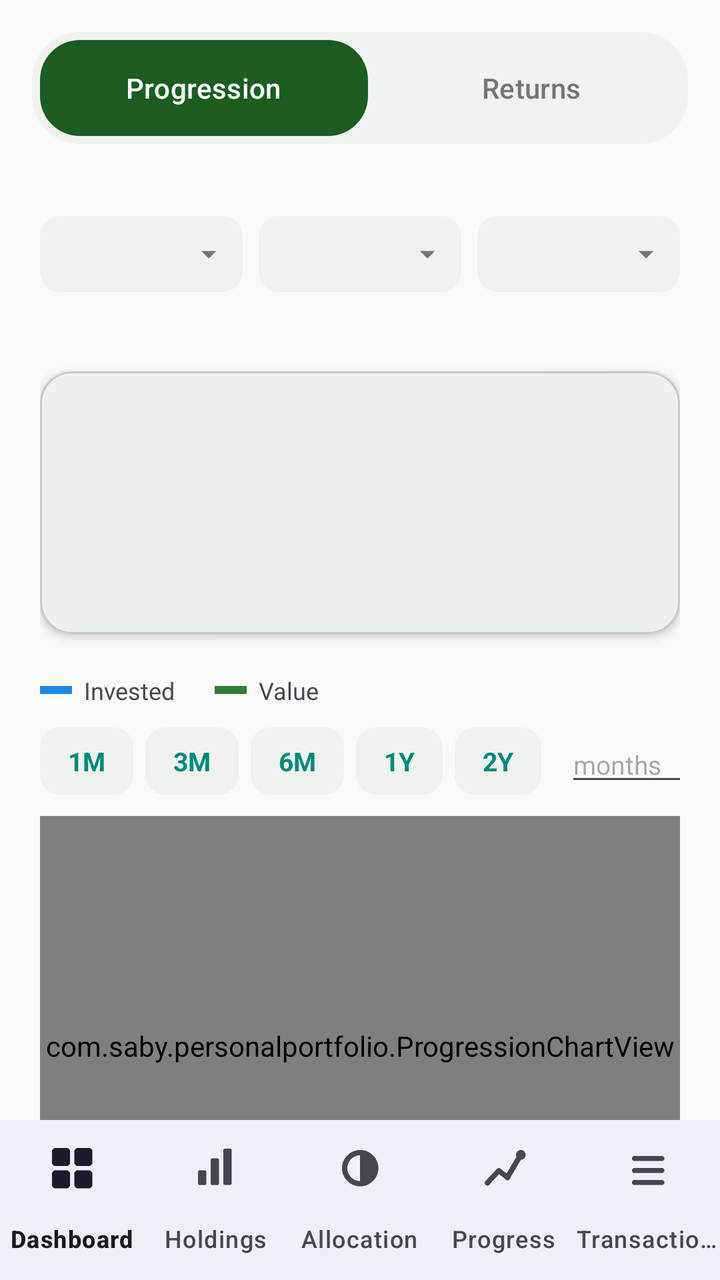
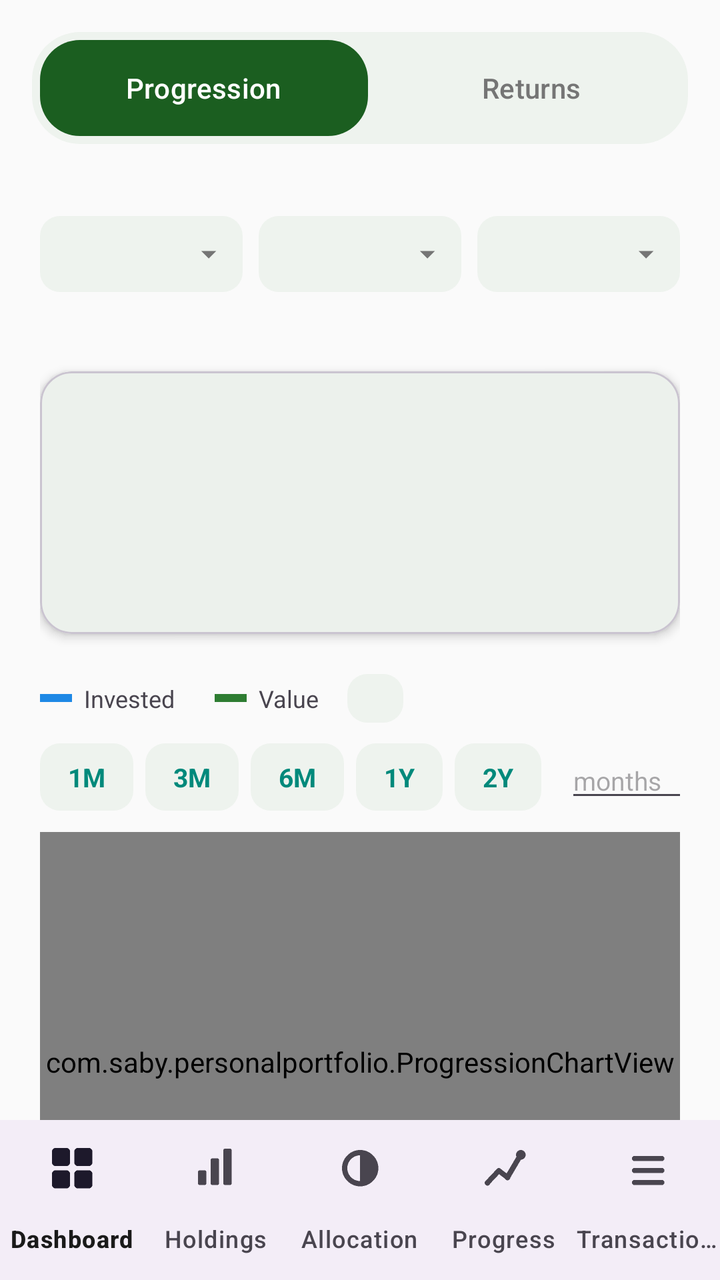

Two renders of the same Android screen: before a commit and after it. Below are the layout's source before the change and the commit's diff.
<!-- AndroidManifest.xml: application theme Theme.PersonalPortfolio -->
<!-- res/layout/activity_progression.xml -->
<?xml version="1.0" encoding="utf-8"?>
<LinearLayout xmlns:android="http://schemas.android.com/apk/res/android"
    xmlns:app="http://schemas.android.com/apk/res-auto"
    android:layout_width="match_parent"
    android:layout_height="match_parent"
    android:orientation="vertical">

    
    <com.google.android.material.tabs.TabLayout
        android:id="@+id/progressionSectionTabLayout"
        android:layout_width="match_parent"
        android:layout_height="wrap_content"
        android:layout_margin="16dp"
        android:layout_marginBottom="0dp"
        android:background="@drawable/tab_bar_background"
        android:padding="4dp"
        app:tabBackground="@android:color/transparent"
        app:tabIndicator="@drawable/tab_indicator_pill"
        app:tabIndicatorAnimationMode="elastic"
        app:tabIndicatorFullWidth="true"
        app:tabIndicatorGravity="stretch"
        app:tabIndicatorColor="@color/colorPrimary"
        app:tabRippleColor="@null"
        app:tabPaddingTop="6dp"
        app:tabPaddingBottom="6dp"
        app:tabTextColor="@color/colorNeutral"
        app:tabSelectedTextColor="@color/colorOnPrimary"
        app:tabMode="fixed"
        app:tabGravity="fill">

        <com.google.android.material.tabs.TabItem
            android:layout_width="wrap_content"
            android:layout_height="wrap_content"
            android:text="Progression" />

        <com.google.android.material.tabs.TabItem
            android:layout_width="wrap_content"
            android:layout_height="wrap_content"
            android:text="Returns" />

    </com.google.android.material.tabs.TabLayout>

    <androidx.core.widget.NestedScrollView
        android:layout_width="match_parent"
        android:layout_height="0dp"
        android:layout_weight="1"
        android:fillViewport="true">

        <LinearLayout
            android:layout_width="match_parent"
            android:layout_height="wrap_content"
            android:orientation="vertical"
            android:padding="20dp">

            
            <LinearLayout
                android:layout_width="match_parent"
                android:layout_height="wrap_content"
                android:orientation="horizontal">

                <TextView
                    android:id="@+id/progressionMemberTab"
                    style="@style/ProgressionDropdownTab"
                    android:layout_width="0dp"
                    android:layout_weight="1" />

                <TextView
                    android:id="@+id/progressionAxisTab"
                    style="@style/ProgressionDropdownTab"
                    android:layout_width="0dp"
                    android:layout_weight="1"
                    android:layout_marginStart="8dp" />

                <TextView
                    android:id="@+id/progressionCurrencyTab"
                    style="@style/ProgressionDropdownTab"
                    android:layout_width="0dp"
                    android:layout_weight="1"
                    android:layout_marginStart="8dp" />

            </LinearLayout>

            <TextView
                android:id="@+id/progressionStatusText"
                android:layout_width="match_parent"
                android:layout_height="wrap_content"
                android:layout_marginTop="10dp"
                android:textSize="13sp"
                android:textColor="@color/colorNeutral" />

            
            <include
                android:id="@+id/progressionStatsCard"
                layout="@layout/include_stats_card"
                android:layout_width="match_parent"
                android:layout_height="wrap_content"
                android:layout_marginTop="12dp" />

            
            <LinearLayout
                android:layout_width="match_parent"
                android:layout_height="wrap_content"
                android:layout_marginTop="20dp"
                android:orientation="horizontal"
                android:gravity="center_vertical">

                <View
                    android:layout_width="16dp"
                    android:layout_height="4dp"
                    android:background="@color/colorProgressionInvested" />

                <TextView
                    android:layout_width="wrap_content"
                    android:layout_height="wrap_content"
                    android:layout_marginStart="6dp"
                    android:text="Invested"
                    android:textSize="12sp" />

                <View
                    android:layout_width="16dp"
                    android:layout_height="4dp"
                    android:layout_marginStart="20dp"
                    android:background="@color/colorGain" />

                <TextView
                    android:layout_width="wrap_content"
                    android:layout_height="wrap_content"
                    android:layout_marginStart="6dp"
                    android:text="Value"
                    android:textSize="12sp" />

                <TextView
                    android:id="@+id/progressionResetZoomButton"
                    android:layout_width="0dp"
                    android:layout_height="wrap_content"
                    android:layout_weight="1"
                    android:gravity="end"
                    android:text="Reset zoom ↺"
                    android:textSize="12sp"
                    android:textStyle="bold"
                    android:textColor="?attr/colorPrimary"
                    android:padding="4dp"
                    android:visibility="gone"
                    android:background="?attr/selectableItemBackground" />

            </LinearLayout>

            
            <HorizontalScrollView
                android:layout_width="match_parent"
                android:layout_height="wrap_content"
                android:layout_marginTop="10dp"
                android:scrollbars="none">

                <LinearLayout
                    android:layout_width="wrap_content"
                    android:layout_height="wrap_content"
                    android:orientation="horizontal"
                    android:gravity="center_vertical">

                    <TextView
                        android:id="@+id/progressionZoom1M"
                        style="@style/ActionChip"
                        android:layout_width="wrap_content"
                        android:layout_marginEnd="6dp"
                        android:text="1M" />

                    <TextView
                        android:id="@+id/progressionZoom3M"
                        style="@style/ActionChip"
                        android:layout_width="wrap_content"
                        android:layout_marginEnd="6dp"
                        android:text="3M" />

                    <TextView
                        android:id="@+id/progressionZoom6M"
                        style="@style/ActionChip"
                        android:layout_width="wrap_content"
                        android:layout_marginEnd="6dp"
                        android:text="6M" />

                    <TextView
                        android:id="@+id/progressionZoom1Y"
                        style="@style/ActionChip"
                        android:layout_width="wrap_content"
                        android:layout_marginEnd="6dp"
                        android:text="1Y" />

                    <TextView
                        android:id="@+id/progressionZoom2Y"
                        style="@style/ActionChip"
                        android:layout_width="wrap_content"
                        android:layout_marginEnd="6dp"
                        android:text="2Y" />

                    <EditText
                        android:id="@+id/progressionZoomMonthsInput"
                        android:layout_width="64dp"
                        android:layout_height="wrap_content"
                        android:layout_marginStart="6dp"
                        android:hint="months"
                        android:textSize="13sp"
                        android:inputType="number"
                        android:maxLength="3"
                        android:imeOptions="actionGo"
                        android:singleLine="true" />

                    <TextView
                        android:id="@+id/progressionZoomCustomGo"
                        style="@style/ActionChip"
                        android:layout_width="wrap_content"
                        android:layout_marginStart="6dp"
                        android:text="Zoom" />

                </LinearLayout>
            </HorizontalScrollView>

            <com.saby.personalportfolio.ProgressionChartView
                android:id="@+id/progressionChart"
                android:layout_width="match_parent"
                android:layout_height="230dp"
                android:layout_marginTop="10dp" />

            <TextView
                android:layout_width="match_parent"
                android:layout_height="wrap_content"
                android:layout_marginTop="4dp"
                android:text="Tap a range above or pinch to zoom · drag the chart to scroll through time once zoomed · double-tap to reset"
                android:textSize="11sp"
                android:gravity="center"
                android:textColor="@color/colorNeutral" />

            
            <SeekBar
                android:id="@+id/progressionSeekBar"
                android:layout_width="match_parent"
                android:layout_height="wrap_content"
                android:layout_marginTop="4dp"
                android:paddingTop="10dp"
                android:paddingBottom="10dp"
                android:progressDrawable="@drawable/progression_seekbar_track"
                android:thumb="@drawable/progression_seekbar_thumb"
                android:splitTrack="false" />

        </LinearLayout>

    </androidx.core.widget.NestedScrollView>

    <com.google.android.material.bottomnavigation.BottomNavigationView
        android:id="@+id/bottomNav"
        android:layout_width="match_parent"
        android:layout_height="wrap_content"
        app:menu="@menu/bottom_nav_menu"
        app:labelVisibilityMode="labeled" />

</LinearLayout>
<!-- res/layout/include_stats_card.xml (included above) -->
<?xml version="1.0" encoding="utf-8"?>
<com.google.android.material.card.MaterialCardView xmlns:android="http://schemas.android.com/apk/res/android"
    xmlns:app="http://schemas.android.com/apk/res-auto"
    android:layout_width="match_parent"
    android:layout_height="wrap_content"
    app:cardCornerRadius="16dp"
    app:cardElevation="3dp">

    <LinearLayout
        android:layout_width="match_parent"
        android:layout_height="wrap_content"
        android:orientation="vertical"
        android:padding="20dp">

        <TextView
            android:id="@+id/statsCardDate"
            android:layout_width="match_parent"
            android:layout_height="wrap_content"
            android:textSize="14sp"
            android:textColor="@color/colorNeutral"
            android:textStyle="bold"
            android:visibility="gone" />

        <TextView
            android:id="@+id/statsCardValue"
            android:layout_width="match_parent"
            android:layout_height="wrap_content"
            android:layout_marginTop="4dp"
            android:textSize="28sp"
            android:textStyle="bold" />

        <TextView
            android:id="@+id/statsCardGain"
            android:layout_width="match_parent"
            android:layout_height="wrap_content"
            android:layout_marginTop="8dp"
            android:textSize="15sp"
            android:textStyle="bold" />

        
        <LinearLayout
            android:id="@+id/statsCardPeriodGainsRow"
            android:layout_width="match_parent"
            android:layout_height="wrap_content"
            android:layout_marginTop="10dp"
            android:orientation="horizontal"
            android:visibility="gone">

            <LinearLayout
                android:id="@+id/statsCardPeriodGainDayChip"
                android:layout_width="0dp"
                android:layout_height="wrap_content"
                android:layout_weight="1"
                android:layout_marginEnd="6dp"
                android:orientation="vertical"
                android:gravity="center"
                android:padding="8dp"
                android:background="@drawable/bg_period_gain_chip"
                android:clickable="true"
                android:focusable="true">

                <TextView
                    android:layout_width="wrap_content"
                    android:layout_height="wrap_content"
                    android:text="Day"
                    android:textSize="11sp"
                    android:textColor="@color/colorNeutral" />

                <TextView
                    android:id="@+id/statsCardPeriodGainDayAmount"
                    android:layout_width="wrap_content"
                    android:layout_height="wrap_content"
                    android:layout_marginTop="2dp"
                    android:textSize="13sp"
                    android:textStyle="bold" />

                <TextView
                    android:id="@+id/statsCardPeriodGainDayPercent"
                    android:layout_width="wrap_content"
                    android:layout_height="wrap_content"
                    android:textSize="11sp" />

            </LinearLayout>

            <LinearLayout
                android:id="@+id/statsCardPeriodGainYearChip"
                android:layout_width="0dp"
                android:layout_height="wrap_content"
                android:layout_weight="1"
                android:layout_marginEnd="6dp"
                android:orientation="vertical"
                android:gravity="center"
                android:padding="8dp"
                android:background="@drawable/bg_period_gain_chip"
                android:clickable="true"
                android:focusable="true">

                <TextView
                    android:layout_width="wrap_content"
                    android:layout_height="wrap_content"
                    android:text="1 year"
                    android:textSize="11sp"
                    android:textColor="@color/colorNeutral" />

                <TextView
                    android:id="@+id/statsCardPeriodGainYearAmount"
                    android:layout_width="wrap_content"
                    android:layout_height="wrap_content"
                    android:layout_marginTop="2dp"
                    android:textSize="13sp"
                    android:textStyle="bold" />

                <TextView
                    android:id="@+id/statsCardPeriodGainYearPercent"
                    android:layout_width="wrap_content"
                    android:layout_height="wrap_content"
                    android:textSize="11sp" />

            </LinearLayout>

            <LinearLayout
                android:id="@+id/statsCardPeriodGainCalendarYearChip"
                android:layout_width="0dp"
                android:layout_height="wrap_content"
                android:layout_weight="1"
                android:orientation="vertical"
                android:gravity="center"
                android:padding="8dp"
                android:background="@drawable/bg_period_gain_chip"
                android:clickable="true"
                android:focusable="true">

                <TextView
                    android:layout_width="wrap_content"
                    android:layout_height="wrap_content"
                    android:text="Calendar year"
                    android:textSize="11sp"
                    android:textColor="@color/colorNeutral" />

                <TextView
                    android:id="@+id/statsCardPeriodGainCalendarYearAmount"
                    android:layout_width="wrap_content"
                    android:layout_height="wrap_content"
                    android:layout_marginTop="2dp"
                    android:textSize="13sp"
                    android:textStyle="bold" />

                <TextView
                    android:id="@+id/statsCardPeriodGainCalendarYearPercent"
                    android:layout_width="wrap_content"
                    android:layout_height="wrap_content"
                    android:textSize="11sp" />

            </LinearLayout>

        </LinearLayout>

        <TextView
            android:id="@+id/statsCardInvested"
            android:layout_width="match_parent"
            android:layout_height="wrap_content"
            android:layout_marginTop="12dp"
            android:textSize="13sp"
            android:textColor="@color/colorNeutral"
            android:visibility="gone" />

        <TextView
            android:id="@+id/statsCardXirr"
            android:layout_width="match_parent"
            android:layout_height="wrap_content"
            android:layout_marginTop="4dp"
            android:textSize="13sp"
            android:textColor="@color/colorNeutral" />

        <TextView
            android:id="@+id/statsCardCount"
            android:layout_width="match_parent"
            android:layout_height="wrap_content"
            android:layout_marginTop="10dp"
            android:textSize="12sp"
            android:textColor="@color/colorNeutral"
            android:visibility="gone" />

    </LinearLayout>

</com.google.android.material.card.MaterialCardView>
<!-- resources referenced by this layout -->
<resources>
  <color name="colorGain">#2E7D32</color>
  <color name="colorNeutral">#757575</color>
  <color name="colorOnPrimary">#FFFFFF</color>
  <color name="colorPrimary">#1B5E20</color>
  <color name="colorProgressionInvested">#1E88E5</color>
  <!-- drawable bg_period_gain_chip (drawable) -->
  <?xml version="1.0" encoding="utf-8"?>
  <shape xmlns:android="http://schemas.android.com/apk/res/android"
      android:shape="rectangle">
      <corners android:radius="10dp" />
      <solid android:color="@color/colorNeutralBg" />
  </shape>
  <!-- drawable progression_seekbar_thumb (drawable) -->
  <?xml version="1.0" encoding="utf-8"?>
  <shape xmlns:android="http://schemas.android.com/apk/res/android"
      android:shape="oval">
      <solid android:color="@color/colorPrimary" />
      <size android:width="30dp" android:height="30dp" />
      <stroke android:width="4dp" android:color="@color/colorSurface" />
  </shape>
  <!-- drawable tab_bar_background (drawable) -->
  <?xml version="1.0" encoding="utf-8"?>
  <shape xmlns:android="http://schemas.android.com/apk/res/android"
      android:shape="rectangle">
      <solid android:color="@color/colorSurfaceVariant" />
      <corners android:radius="24dp" />
  </shape>
  <!-- drawable tab_indicator_pill (drawable) -->
  <?xml version="1.0" encoding="utf-8"?>
  <shape xmlns:android="http://schemas.android.com/apk/res/android"
      android:shape="rectangle">
      <solid android:color="@color/colorPrimary" />
      <corners android:radius="20dp" />
  </shape>
  <style name="ActionChip">
          <item name="android:layout_height">wrap_content</item>
          <item name="android:paddingStart">14dp</item>
          <item name="android:paddingEnd">14dp</item>
          <item name="android:paddingTop">8dp</item>
          <item name="android:paddingBottom">8dp</item>
          <item name="android:background">@drawable/dropdown_tab_background</item>
          <item name="android:textSize">13sp</item>
          <item name="android:textStyle">bold</item>
          <item name="android:textColor">@color/colorSecondary</item>
          <item name="android:gravity">center</item>
          <item name="android:clickable">true</item>
          <item name="android:focusable">true</item>
      </style>
  <color name="colorNeutralBg">#EDEDED</color>
  <color name="colorSurface">#FFFFFF</color>
  <color name="colorSurfaceVariant">#EEF3EE</color>
  <!-- drawable dropdown_tab_background (drawable) -->
  <?xml version="1.0" encoding="utf-8"?>
  <shape xmlns:android="http://schemas.android.com/apk/res/android"
      android:shape="rectangle">
      <solid android:color="@color/colorSurfaceVariant" />
      <corners android:radius="10dp" />
  </shape>
  <color name="colorSecondary">#00897B</color>
  <color name="colorOnSurface">#1A1A1A</color>
  <!-- drawable ic_dropdown_caret (drawable) -->
  <vector xmlns:android="http://schemas.android.com/apk/res/android"
      android:width="18dp"
      android:height="18dp"
      android:viewportWidth="24"
      android:viewportHeight="24">
      <path
          android:fillColor="#757575"
          android:pathData="M7,10l5,5 5,-5z" />
  </vector>
  <color name="colorPrimaryVariant">#0D3B12</color>
  <color name="colorOnSecondary">#FFFFFF</color>
  <color name="colorBackground">#FAFAFA</color>
  <color name="colorOnBackground">#1A1A1A</color>
  <!-- unchanged entries left out for length: 3 -->
</resources>

<!-- the commit's change to res/layout/activity_progression.xml (unified diff, before → after) -->
@@ -130,6 +130,15 @@
                     android:textSize="12sp" />
 
                 <TextView
+                    android:id="@+id/progressionTradesToggle"
+                    style="@style/ActionChip"
+                    android:layout_width="wrap_content"
+                    android:layout_marginStart="14dp"
+                    android:paddingTop="4dp"
+                    android:paddingBottom="4dp"
+                    android:textSize="12sp" />
+
+                <TextView
                     android:id="@+id/progressionResetZoomButton"
                     android:layout_width="0dp"
                     android:layout_height="wrap_content"
@@ -221,6 +230,155 @@
                 android:layout_height="230dp"
                 android:layout_marginTop="10dp" />
 
+            
+            <com.google.android.material.card.MaterialCardView
+                android:id="@+id/progressionWindowCard"
+                android:layout_width="match_parent"
+                android:layout_height="wrap_content"
+                android:layout_marginTop="10dp"
+                android:visibility="gone"
+                app:cardCornerRadius="16dp"
+                app:cardElevation="3dp">
+
+                <LinearLayout
+                    android:layout_width="match_parent"
+                    android:layout_height="wrap_content"
+                    android:orientation="vertical"
+                    android:padding="16dp">
+
+                    <TextView
+                        android:id="@+id/windowSummaryTitle"
+                        android:layout_width="match_parent"
+                        android:layout_height="wrap_content"
+                        android:textSize="12sp"
+                        android:textStyle="bold"
+                        android:textColor="@color/colorNeutral" />
+
+                    <TextView
+                        android:layout_width="match_parent"
+                        android:layout_height="wrap_content"
+                        android:layout_marginTop="8dp"
+                        android:text="Market gain in this window (money you added is excluded)"
+                        android:textSize="11sp"
+                        android:textColor="@color/colorNeutral" />
+
+                    <TextView
+                        android:id="@+id/windowSummaryGain"
+                        android:layout_width="match_parent"
+                        android:layout_height="wrap_content"
+                        android:layout_marginTop="2dp"
+                        android:textSize="20sp"
+                        android:textStyle="bold" />
+
+                    <LinearLayout
+                        android:layout_width="match_parent"
+                        android:layout_height="wrap_content"
+                        android:layout_marginTop="12dp"
+                        android:orientation="horizontal">
+
+                    <LinearLayout
+                        android:layout_width="0dp"
+                        android:layout_height="wrap_content"
+                        android:layout_weight="1"
+                        android:orientation="vertical">
+
+                        <TextView
+                            android:layout_width="match_parent"
+                            android:layout_height="wrap_content"
+                            android:text="Value: start → end"
+                            android:textSize="11sp"
+                            android:textColor="@color/colorNeutral" />
+
+                        <TextView
+                            android:id="@+id/windowSummaryValues"
+                            android:layout_width="match_parent"
+                            android:layout_height="wrap_content"
+                            android:layout_marginTop="2dp"
+                            android:textSize="14sp"
+                            android:textStyle="bold" />
+                    </LinearLayout>
+
+                    </LinearLayout>
+
+                    <LinearLayout
+                        android:layout_width="match_parent"
+                        android:layout_height="wrap_content"
+                        android:layout_marginTop="12dp"
+                        android:orientation="horizontal">
+
+                    <LinearLayout
+                        android:layout_width="0dp"
+                        android:layout_height="wrap_content"
+                        android:layout_weight="1"
+                        android:orientation="vertical">
+
+                        <TextView
+                            android:layout_width="match_parent"
+                            android:layout_height="wrap_content"
+                            android:text="Net money added"
+                            android:textSize="11sp"
+                            android:textColor="@color/colorNeutral" />
+
+                        <TextView
+                            android:id="@+id/windowSummaryNetInvested"
+                            android:layout_width="match_parent"
+                            android:layout_height="wrap_content"
+                            android:layout_marginTop="2dp"
+                            android:textSize="14sp"
+                            android:textStyle="bold" />
+                    </LinearLayout>
+
+
+                    <LinearLayout
+                        android:layout_width="0dp"
+                        android:layout_height="wrap_content"
+                        android:layout_weight="1"
+                        android:orientation="vertical">
+
+                        <TextView
+                            android:layout_width="match_parent"
+                            android:layout_height="wrap_content"
+                            android:text="Max drawdown"
+                            android:textSize="11sp"
+                            android:textColor="@color/colorNeutral" />
+
+                        <TextView
+                            android:id="@+id/windowSummaryDrawdown"
+                            android:layout_width="match_parent"
+                            android:layout_height="wrap_content"
+                            android:layout_marginTop="2dp"
+                            android:textSize="14sp"
+                            android:textStyle="bold" />
+                    </LinearLayout>
+
+
+                    <LinearLayout
+                        android:layout_width="0dp"
+                        android:layout_height="wrap_content"
+                        android:layout_weight="1"
+                        android:orientation="vertical">
+
+                        <TextView
+                            android:layout_width="match_parent"
+                            android:layout_height="wrap_content"
+                            android:text="XIRR"
+                            android:textSize="11sp"
+                            android:textColor="@color/colorNeutral" />
+
+                        <TextView
+                            android:id="@+id/windowSummaryXirr"
+                            android:layout_width="match_parent"
+                            android:layout_height="wrap_content"
+                            android:layout_marginTop="2dp"
+                            android:textSize="14sp"
+                            android:textStyle="bold" />
+                    </LinearLayout>
+
+                    </LinearLayout>
+
+                </LinearLayout>
+            </com.google.android.material.card.MaterialCardView>
+
             <TextView
                 android:layout_width="match_parent"
                 android:layout_height="wrap_content"
